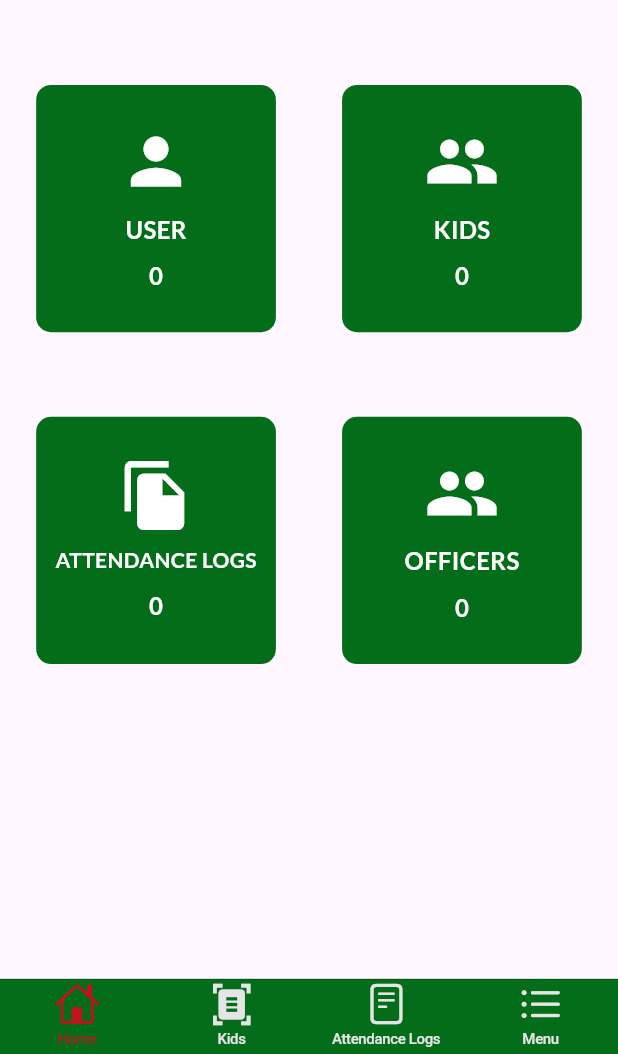
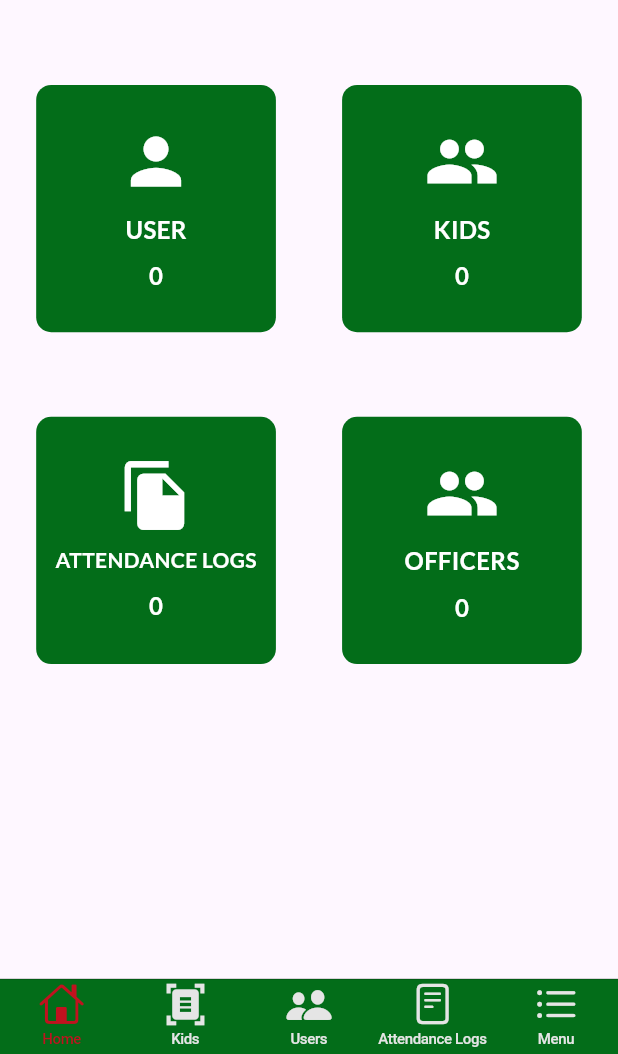
Before and after one commit to WenDEVLIFE/kapatidsync, a Flutter app: the BottomNavigationWidget screen opened by its route, on a phone screen of 412 x 824 dp, the part 182-1236 px from its top. Run offline on Flutter 3.47's test engine with Material 3 defaults, Android fonts, the phone set to English and light mode, and no system bars; our stand-ins replace firebase_core; accounts and stored records are empty.

Commit message:
Added UserUI.dart and added the screens on the BottomNavigationWidget.dart 👌👌

```diff
--- a/lib/src/widget/BottomNavigationWidget.dart
+++ b/lib/src/widget/BottomNavigationWidget.dart
@@ -7,6 +7,7 @@ import 'package:kapatidsync/src/ui/KidUI.dart';
 import 'package:kapatidsync/src/widget/AlertDialogOptionWidget.dart';
 import '../config/ColorUtils.dart';
 import '../ui/MenuUI.dart';
+import '../ui/UserUI.dart';
 
 class BottomNavigationWidget extends StatefulWidget {
   BottomNavigationWidget({super.key});
@@ -21,6 +22,7 @@ class _BottomNavigationWidgetState extends State<BottomNavigationWidget> {
   final List<Widget> _widgetOptions = <Widget>[
     const DashboardUI(),
     const KidUI(),
+    UserUI(),
     const AttendanceLogsUI(),
     const MenuUI(),
   ];
@@ -64,6 +66,10 @@ class _BottomNavigationWidgetState extends State<BottomNavigationWidget> {
             label: 'Kids',
           ),
           BottomNavigationBarItem(
+            icon: Icon(CupertinoIcons.person_2_fill),
+            label: 'Users',
+          ),
+          BottomNavigationBarItem(
             icon: Icon(CupertinoIcons.doc_plaintext),
             label: 'Attendance Logs',
           ),
@@ -75,7 +81,7 @@ class _BottomNavigationWidgetState extends State<BottomNavigationWidget> {
         onTap: _onItemTapped,
       ),
       tabBuilder: (BuildContext context, int index) {
-        if (index == 3) {
+        if (index == 4) {
           return const Center(
             child: Text('Logging out...'),
           );
```
Also changed, not shown: lib/src/ui/UserUI.dart (added, +36 -0 lines).
